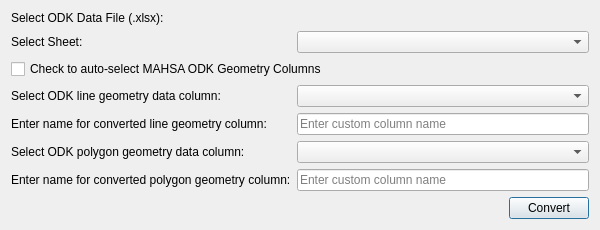
First picture: the form in odk_geo_qgis_wkt_dialog_base.ui, repository MAHSA-Project/odkgeom-to-qgiswkt, before the edit.
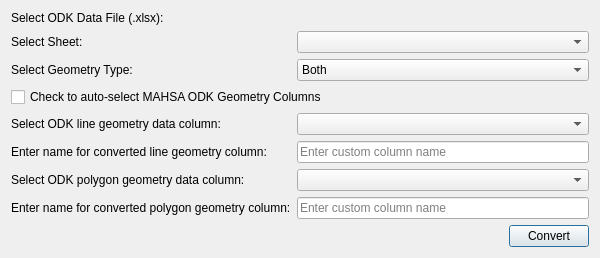
Second picture: the form after the edit. Custom widgets are drawn as their Qt base class.

Commit message: added option for geometry type

The edit to the form file:
```diff
--- a/odk_geo_qgis_wkt_dialog_base.ui
+++ b/odk_geo_qgis_wkt_dialog_base.ui
@@ -7,7 +7,7 @@
     <x>0</x>
     <y>0</y>
     <width>600</width>
-    <height>200</height>
+    <height>250</height>
    </rect>
   </property>
   <property name="windowTitle">
@@ -41,7 +41,37 @@
     <widget class="QComboBox" name="sheetDropdown"/>
    </item>
 
-   <item row="2" column="0" colspan="2">
+   <item row="2" column="0">
+    <widget class="QLabel" name="labelGeometryType">
+     <property name="text">
+      <string>Select Geometry Type:</string>
+     </property>
+    </widget>
+   </item>
+   <item row="2" column="1">
+    <widget class="QComboBox" name="geometryTypeDropdown">
+     <property name="toolTip">
+      <string>Choose between Line, Polygon, or Both</string>
+     </property>
+     <item>
+      <property name="text">
+       <string>Both</string>
+      </property>
+     </item>
+     <item>
+      <property name="text">
+       <string>Line Only</string>
+      </property>
+     </item>
+     <item>
+      <property name="text">
+       <string>Polygon Only</string>
+      </property>
+     </item>
+    </widget>
+   </item>
+
+   <item row="3" column="0" colspan="2">
     <widget class="QCheckBox" name="autoSelectCheckbox">
      <property name="text">
       <string>Check to auto-select MAHSA ODK Geometry Columns</string>
@@ -49,25 +79,25 @@
     </widget>
    </item>
 
-   <item row="3" column="0">
+   <item row="4" column="0">
     <widget class="QLabel" name="labelTrace">
      <property name="text">
       <string>Select ODK line geometry data column:</string>
      </property>
     </widget>
    </item>
-   <item row="3" column="1">
+   <item row="4" column="1">
     <widget class="QComboBox" name="traceColumnDropdown"/>
    </item>
 
-   <item row="4" column="0">
+   <item row="5" column="0">
     <widget class="QLabel" name="labelTraceResult">
      <property name="text">
       <string>Enter name for converted line geometry column:</string>
      </property>
     </widget>
    </item>
-   <item row="4" column="1">
+   <item row="5" column="1">
     <widget class="QLineEdit" name="traceResultColumnName">
      <property name="placeholderText">
       <string>Enter custom column name</string>
@@ -75,25 +105,25 @@
     </widget>
    </item>
 
-   <item row="5" column="0">
+   <item row="6" column="0">
     <widget class="QLabel" name="labelPolygon">
      <property name="text">
       <string>Select ODK polygon geometry data column:</string>
      </property>
     </widget>
    </item>
-   <item row="5" column="1">
+   <item row="6" column="1">
     <widget class="QComboBox" name="polygonColumnDropdown"/>
    </item>
 
-   <item row="6" column="0">
-    <widget class="QLabel" name="polyTraceResult">
+   <item row="7" column="0">
+    <widget class="QLabel" name="labelPolyResult">
      <property name="text">
       <string>Enter name for converted polygon geometry column:</string>
      </property>
     </widget>
    </item>
-   <item row="6" column="1">
+   <item row="7" column="1">
     <widget class="QLineEdit" name="polyResultColumnName">
      <property name="placeholderText">
       <string>Enter custom column name</string>
@@ -101,7 +131,7 @@
     </widget>
    </item>
 
-   <item row="7" column="1" alignment="Qt::AlignRight">
+   <item row="8" column="1" alignment="Qt::AlignRight">
     <widget class="QPushButton" name="convertButton">
      <property name="toolTip">
       <string>Click to convert coordinates to WKT</string>
```
Left out of the diff: 8 changed lines with no effect on the pictures.
